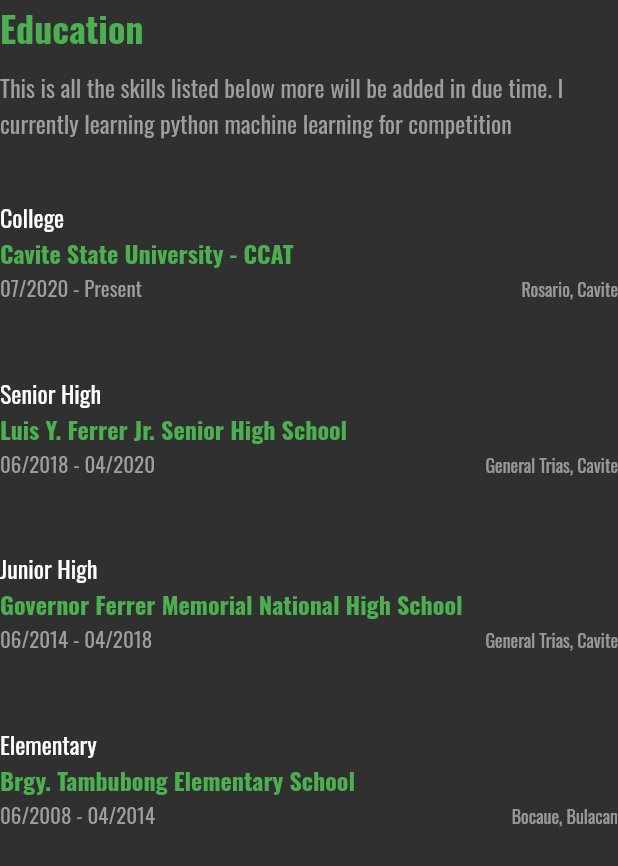
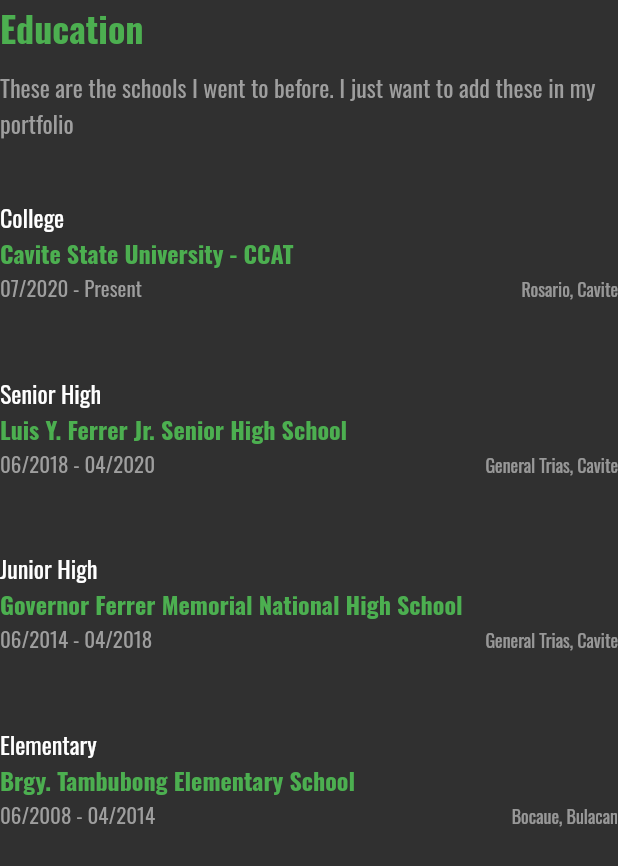
Before and after one commit to karlreginaldo/portfolio, a Flutter app: the EducationRight widget shown alone on an empty page, opened directly, on a phone screen of 412 x 824 dp. Shown: the top 866 px of the screen. Run offline on Flutter 3.47's test engine with Material 2 defaults, Android fonts, the phone set to English and light mode, and no system bars; our stand-ins replace carousel_slider, font_awesome_flutter, google_fonts, responsive_builder.

Commit message:
fix:rephrase sentence

```diff
--- a/lib/components/education.dart
+++ b/lib/components/education.dart
@@ -25,7 +25,7 @@
           color: Colors.grey,
           fontWeight: FontWeight.normal,
           title:
-              'This is all the skills listed below more will be added in due time. I currently learning python machine learning for competition',
+              'These are the schools I went to before. I just want to add these in my portfolio',
         ),
         SizedBox(
           height: 15.0,
```
